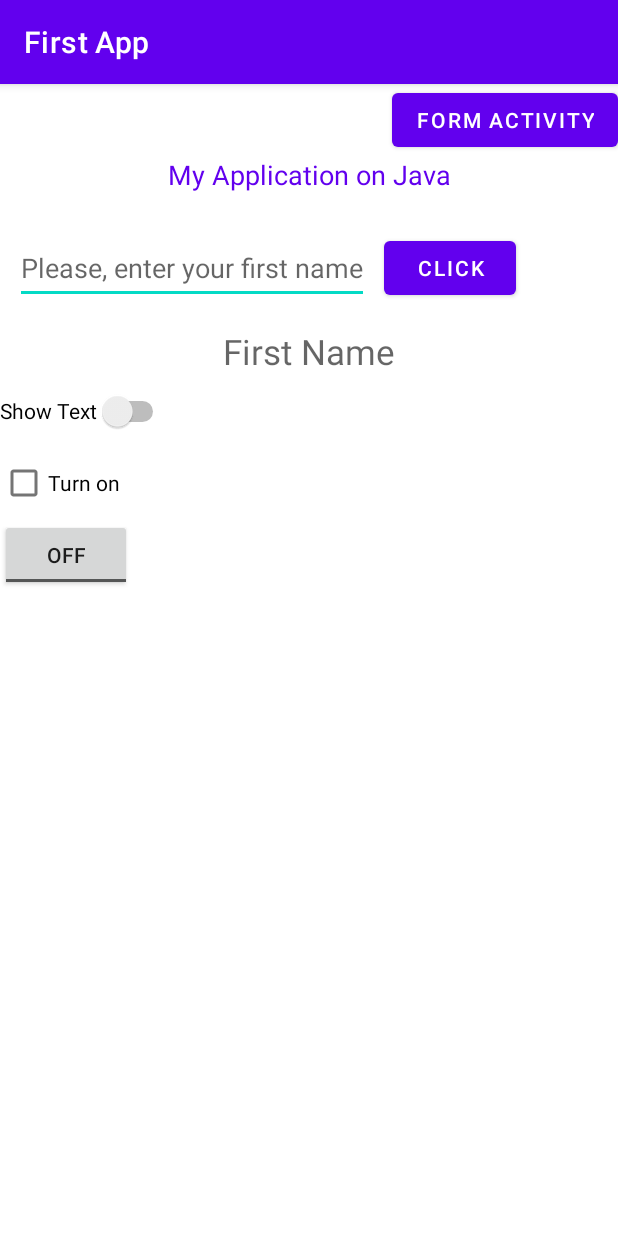
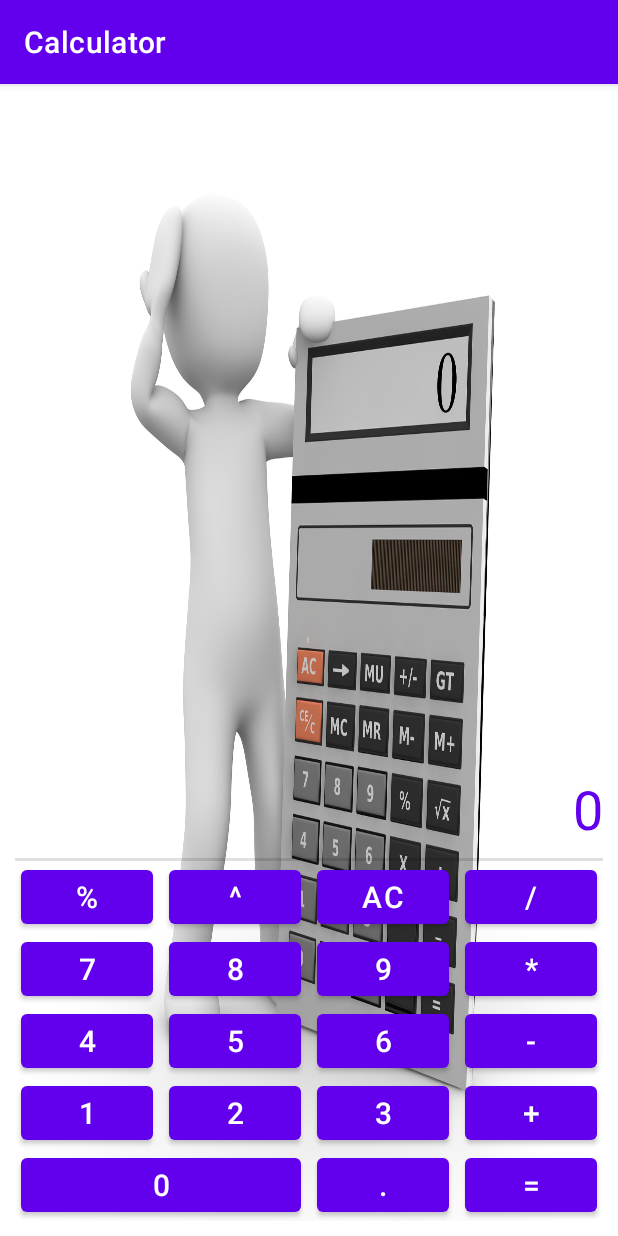
Before and after one commit to VolokhinAlex/Android-Calculator, an Android app: the screen it shows after launch (MainActivity), on a phone screen of 412 x 824 dp. Run offline under Robolectric (Android 15) with nearby library versions, the light colour scheme and no system bars.

Commit message:
Сделана клавиатура для калькулятора. Кнопки с числами 0 - 9, операции сложения/вычетания/деления/умножения/деление нацело/отчистка дисплея Сделан дисплей для калькулятора. На фон приложения добавлена фоновая картинка.

```diff
--- a/app/src/main/java/com/example/java/android1/javaandroid1calculator/MainActivity.java
+++ b/app/src/main/java/com/example/java/android1/javaandroid1calculator/MainActivity.java
@@ -18,52 +18,6 @@ public class MainActivity extends AppCompatActivity {
     protected void onCreate(Bundle savedInstanceState) {
         super.onCreate(savedInstanceState);
         setContentView(R.layout.activity_main);
-        onShowFirstName();
-        switchActivity();
-        actionsWithCheckBoxAndSwitch();
-    }
-
-    private void switchActivity() {
-        Button formActivity = findViewById(R.id.form_activity);
-        formActivity.setOnClickListener(click -> {
-            Intent intent = new Intent(this, FormActivity.class);
-            startActivity(intent);
-        });
-    }
-
-    private void onShowFirstName() {
-        Button showName = findViewById(R.id.show_name);
-        EditText inputFirstName = findViewById(R.id.input_first_name);
-        TextView firstName = findViewById(R.id.first_name);
-        showName.setOnClickListener(click -> {
-            if (!String.valueOf(inputFirstName.getText()).trim().equals("")) {
-                firstName.setText(inputFirstName.getText());
-            } else {
-                firstName.setText("Please, enter your name");
-            }
-        });
-    }
-
-    private void actionsWithCheckBoxAndSwitch() {
-        CheckBox checkBox = findViewById(R.id.checkbox);
-        Switch showOrCloseText = findViewById(R.id.switch_turn);
-        TextView textView = findViewById(R.id.hello_android_text);
-        checkBox.setOnClickListener(event -> {
-            if (checkBox.isChecked()) {
-                checkBox.setText("Turn off");
-            } else {
-                checkBox.setText("Turn on");
-            }
-        });
-        showOrCloseText.setOnClickListener(event -> {
-            if (showOrCloseText.isChecked()) {
-                showOrCloseText.setText("Close Text");
-                textView.setVisibility(View.VISIBLE);
-            } else {
-                showOrCloseText.setText("Show Text");
-                textView.setVisibility(View.GONE);
-            }
-        });
     }
 
 }
--- /dev/null
+++ b/app/src/main/res/layout/activity_display.xml
@@ -0,0 +1,29 @@
+<?xml version="1.0" encoding="utf-8"?>
+<LinearLayout xmlns:android="http://schemas.android.com/apk/res/android"
+    android:layout_width="match_parent"
+    android:layout_height="match_parent"
+    android:orientation="vertical">
+
+<!--    <TextView-->
+<!--        android:id="@+id/display"-->
+<!--        android:layout_width="match_parent"-->
+<!--        android:layout_height="wrap_content"-->
+<!--        android:text="1"-->
+<!--        android:textAlignment="textEnd"-->
+<!--        android:textColor="@color/design_default_color_primary"-->
+<!--        android:textSize="24sp" />-->
+
+    <androidx.constraintlayout.utils.widget.MotionLabel
+        android:layout_width="match_parent"
+        android:layout_height="wrap_content"
+        android:text="@string/display_text"
+        android:textSize="36sp"
+        android:gravity="end" />
+
+    <View
+        android:id="@+id/divider"
+        android:layout_width="match_parent"
+        android:layout_height="2dp"
+        android:background="?android:attr/listDivider"
+        android:layout_marginTop="10dp"/>
+</LinearLayout>
--- /dev/null
+++ b/app/src/main/res/layout/activity_keyboard.xml
@@ -0,0 +1,213 @@
+<?xml version="1.0" encoding="utf-8"?>
+<TableLayout xmlns:android="http://schemas.android.com/apk/res/android"
+    android:layout_width="match_parent"
+    android:layout_height="match_parent"
+    android:orientation="horizontal">
+
+    <TableRow
+        android:layout_width="match_parent"
+        android:layout_height="match_parent"
+        android:gravity="center">
+
+        <Button
+            android:id="@+id/button_percent"
+            android:layout_width="wrap_content"
+            android:layout_height="wrap_content"
+            android:layout_marginStart="5dp"
+            android:layout_marginEnd="5dp"
+            android:text="@string/button_percent"
+            android:textSize="20sp" />
+
+        <Button
+            android:id="@+id/button_delete"
+            android:layout_width="wrap_content"
+            android:layout_height="wrap_content"
+            android:layout_marginStart="5dp"
+            android:layout_marginEnd="5dp"
+            android:text="@string/button_delete"
+            android:textSize="20sp" />
+
+        <Button
+            android:id="@+id/button_clear"
+            android:layout_width="wrap_content"
+            android:layout_height="wrap_content"
+            android:layout_marginStart="5dp"
+            android:layout_marginEnd="5dp"
+            android:text="@string/button_clear"
+            android:textSize="20sp" />
+
+        <Button
+            android:id="@+id/button_division"
+            android:layout_width="wrap_content"
+            android:layout_height="wrap_content"
+            android:layout_marginStart="5dp"
+            android:layout_marginEnd="5dp"
+            android:text="@string/button_division"
+            android:textSize="20sp" />
+
+    </TableRow>
+
+    <TableRow
+        android:layout_width="match_parent"
+        android:layout_height="match_parent"
+        android:gravity="center">
+
+        <Button
+            android:id="@+id/button_seven"
+            android:layout_width="wrap_content"
+            android:layout_height="wrap_content"
+            android:layout_marginStart="5dp"
+            android:layout_marginEnd="5dp"
+            android:text="@string/button_seven"
+            android:textSize="20sp" />
+
+        <Button
+            android:id="@+id/button_eight"
+            android:layout_width="wrap_content"
+            android:layout_height="wrap_content"
+            android:layout_marginStart="5dp"
+            android:layout_marginEnd="5dp"
+            android:text="@string/button_eight"
+            android:textSize="20sp" />
+
+        <Button
+            android:id="@+id/button_nine"
+            android:layout_width="wrap_content"
+            android:layout_height="wrap_content"
+            android:layout_marginStart="5dp"
+            android:layout_marginEnd="5dp"
+            android:text="@string/button_nine"
+            android:textSize="20sp" />
+
+        <Button
+            android:id="@+id/button_multiplication"
+            android:layout_width="wrap_content"
+            android:layout_height="wrap_content"
+            android:layout_marginStart="5dp"
+            android:layout_marginEnd="5dp"
+            android:text="@string/button_multiplication"
+            android:textSize="20sp" />
+
+    </TableRow>
+
+    <TableRow
+        android:layout_width="match_parent"
+        android:layout_height="match_parent"
+        android:gravity="center">
+
+        <Button
+            android:id="@+id/button_four"
+            android:layout_width="wrap_content"
+            android:layout_height="wrap_content"
+            android:layout_marginStart="5dp"
+            android:layout_marginEnd="5dp"
+            android:text="@string/button_four"
+            android:textSize="20sp" />
+
+        <Button
+            android:id="@+id/button_five"
+            android:layout_width="wrap_content"
+            android:layout_height="wrap_content"
+            android:layout_marginStart="5dp"
+            android:layout_marginEnd="5dp"
+            android:text="@string/button_five"
+            android:textSize="20sp" />
+
+        <Button
+            android:id="@+id/button_six"
+            android:layout_width="wrap_content"
+            android:layout_height="wrap_content"
+            android:layout_marginStart="5dp"
+            android:layout_marginEnd="5dp"
+            android:text="@string/button_six"
+            android:textSize="20sp" />
+
+        <Button
+            android:id="@+id/button_minus"
+            android:layout_width="wrap_content"
+            android:layout_height="wrap_content"
+            android:layout_marginStart="5dp"
+            android:layout_marginEnd="5dp"
+            android:text="@string/button_minus"
+            android:textSize="20sp" />
+
+    </TableRow>
+
+    <TableRow
+        android:layout_width="match_parent"
+        android:layout_height="match_parent"
+        android:gravity="center">
+
+        <Button
+            android:id="@+id/button_one"
+            android:layout_width="wrap_content"
+            android:layout_height="wrap_content"
+            android:layout_marginStart="5dp"
+            android:layout_marginEnd="5dp"
+            android:text="@string/button_one"
+            android:textSize="20sp" />
+
+        <Button
+            android:id="@+id/button_two"
+            android:layout_width="wrap_content"
+            android:layout_height="wrap_content"
+            android:layout_marginStart="5dp"
+            android:layout_marginEnd="5dp"
+            android:text="@string/button_two"
+            android:textSize="20sp" />
+
+        <Button
+            android:id="@+id/button_three"
+            android:layout_width="wrap_content"
+            android:layout_height="wrap_content"
+            android:layout_marginStart="5dp"
+            android:layout_marginEnd="5dp"
+            android:text="@string/button_three"
+            android:textSize="20sp" />
+
+        <Button
+            android:id="@+id/button_plus"
+            android:layout_width="wrap_content"
+            android:layout_height="wrap_content"
+            android:layout_marginStart="5dp"
+            android:layout_marginEnd="5dp"
+            android:text="@string/button_plus"
+            android:textSize="20sp" />
+    </TableRow>
+
+    <TableRow
+        android:layout_width="match_parent"
+        android:layout_height="match_parent"
+        android:gravity="center">
+
+        <Button
+            android:id="@+id/button_zero"
+            android:layout_width="wrap_content"
+            android:layout_height="wrap_content"
+            android:layout_marginStart="5dp"
+            android:layout_marginEnd="5dp"
+            android:layout_span="2"
+            android:text="@string/button_zero"
+            android:textSize="20sp" />
+
+        <Button
+            android:id="@+id/button_point"
+            android:layout_width="wrap_content"
+            android:layout_height="wrap_content"
+            android:layout_marginStart="5dp"
+            android:layout_marginEnd="5dp"
+            android:text="@string/button_pt"
+            android:textSize="20sp" />
+
+        <Button
+            android:id="@+id/button_result"
+            android:layout_width="wrap_content"
+            android:layout_height="wrap_content"
+            android:layout_marginStart="5dp"
+            android:layout_marginEnd="5dp"
+            android:text="@string/button_result"
+            android:textSize="20sp" />
+
+    </TableRow>
+
+</TableLayout>
--- a/app/src/main/res/layout/activity_main.xml
+++ b/app/src/main/res/layout/activity_main.xml
@@ -1,87 +1,23 @@
-<?xml version="1.0" encoding="utf-8"?>
 <LinearLayout xmlns:android="http://schemas.android.com/apk/res/android"
-    xmlns:tools="http://schemas.android.com/tools"
     android:layout_width="match_parent"
     android:layout_height="match_parent"
-    android:orientation="vertical">
+    android:layout_margin="10dp"
+    android:orientation="vertical"
+    android:background="@drawable/calculate">
 
-    <Button
-        android:id="@+id/form_activity"
-        android:layout_width="wrap_content"
-        android:layout_height="wrap_content"
-        android:layout_gravity="right"
-        android:text="@string/form_activity" />
+    <Space
+        android:layout_width="match_parent"
+        android:layout_height="0dp"
+        android:layout_weight="1" />
 
-    <TextView
-        android:id="@+id/text_view1"
+    <include
+        layout="@layout/activity_display"
         android:layout_width="match_parent"
-        android:layout_height="wrap_content"
-        android:text="My Application on Java"
-        android:textAlignment="center"
-        android:textColor="@color/purple_500"
-        android:textSize="18sp" />
-
-    <LinearLayout
-        android:layout_width="match_parent"
-        android:layout_height="80dp"
-        android:layout_marginTop="10dp"
-        android:orientation="horizontal">
-
-        <EditText
-            android:id="@+id/input_first_name"
-            android:layout_width="wrap_content"
-            android:layout_height="wrap_content"
-            android:layout_gravity="center"
-            android:layout_margin="10dp"
-            android:hint="@string/please_enter_your_first_name"
-            android:inputType="text"
-            android:minHeight="48dp" />
-
-        <Button
-            android:id="@+id/show_name"
-            android:layout_width="wrap_content"
-            android:layout_height="wrap_content"
-            android:layout_gravity="center"
-            android:text="@string/click"
-            android:textColor="@color/white" />
-
-    </LinearLayout>
-
-    <TextView
-        android:id="@+id/first_name"
-        android:layout_width="match_parent"
-        android:layout_height="wrap_content"
-        android:hint="@string/first_name"
-        android:textAlignment="center"
-        android:textSize="23sp"
-        android:textColor="@color/black"/>
-
-    <Switch
-        android:id="@+id/switch_turn"
-        android:layout_width="wrap_content"
-        android:layout_height="wrap_content"
-        android:minHeight="48dp"
-        android:text="@string/show_text"
-        tools:ignore="UseSwitchCompatOrMaterialXml" />
-
-    <TextView
-        android:id="@+id/hello_android_text"
-        android:layout_width="match_parent"
-        android:layout_height="wrap_content"
-        android:visibility="gone"
-        android:textSize="20sp"
-        android:text="@string/hello_android"/>
-
-    <CheckBox
-        android:id="@+id/checkbox"
-        android:layout_width="wrap_content"
-        android:layout_height="wrap_content"
-        android:text="@string/turn_on" />
-
-    <ToggleButton
-        android:id="@+id/toggle_button"
-        android:layout_width="wrap_content"
         android:layout_height="wrap_content" />
 
+    <include
+        layout="@layout/activity_keyboard"
+        android:layout_width="match_parent"
+        android:layout_height="wrap_content" />
 
 </LinearLayout>
--- a/app/src/main/res/values/strings.xml
+++ b/app/src/main/res/values/strings.xml
@@ -1,31 +1,23 @@
 <resources>
-    <string name="app_name">First App</string>
-    <string name="click">Click</string>
-    <string name="show_text">Show Text</string>
-    <string name="turn_on">Turn on</string>
-    <string name="edittext">EditText</string>
-    <string name="first_text_view">First Text View</string>
-    <string name="input_type_text">Input Type: Text</string>
-    <string name="input_type_person_name" />
-    <string name="input_type_number">Input Type: number</string>
-    <string name="input_type_password">Input Type: Password</string>
-    <string name="send_data">Send data</string>
-    <string name="input_type_date_time">Input Type: Date Time</string>
-    <string name="input_type_phone">Input Type: phone</string>
-    <string name="input_type_email_address">Input Type: Email Address</string>
-    <string name="input_type_text_person_name">Input Type: text Person Name</string>
-    <string name="date_time" />
-    <string name="date">Date</string>
-    <string name="please_enter_your_first_name">Please, enter your first name</string>
-    <string name="select_a_date_in_the_calendar">Select a date in the calendar</string>
-    <string name="enter_your_email_address">Enter your email address</string>
-    <string name="enter_your_password">Enter your password</string>
-    <string name="enter_your_age">Enter your age</string>
-    <string name="enter_your_phone">Enter your phone</string>
-    <string name="enter_your_first_name">Enter your first name</string>
-    <string name="something_info_about_you">Something info about you</string>
-    <string name="form_activity">Form Activity</string>
-    <string name="main_activity">Main Activity</string>
-    <string name="first_name">First Name</string>
-    <string name="hello_android">Hello Android</string>
+    <string name="app_name">Calculator</string>
+    <string name="button_one">1</string>
+    <string name="button_two">2</string>
+    <string name="button_three">3</string>
+    <string name="button_four">4</string>
+    <string name="button_five">5</string>
+    <string name="button_six">6</string>
+    <string name="button_seven">7</string>
+    <string name="button_eight">8</string>
+    <string name="button_nine">9</string>
+    <string name="button_zero">0</string>
+    <string name="button_pt">.</string>
+    <string name="button_plus">+</string>
+    <string name="button_minus">-</string>
+    <string name="button_division">/</string>
+    <string name="button_multiplication">*</string>
+    <string name="button_result">=</string>
+    <string name="button_delete">^</string>
+    <string name="button_clear">AC</string>
+    <string name="button_percent">%</string>
+    <string name="display_text">0</string>
 </resources>
```
Also changed, not shown: app/src/main/AndroidManifest.xml (+0 -7 lines), app/src/main/java/com/example/java/android1/javaandroid1calculator/FormActivity.java (deleted, +0 -44 lines), app/src/main/res/layout/activity_form.xml (deleted, +0 -82 lines), app/src/main/res/drawable/calculate.jpg (added).
